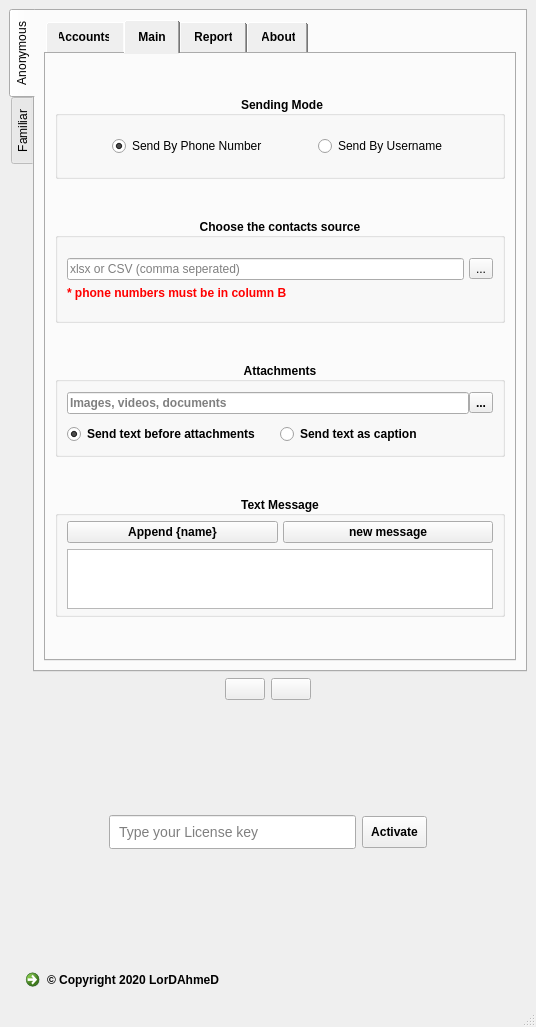
Old version of the form untitled.ui in the repository thelordahmed/telegram-sender.
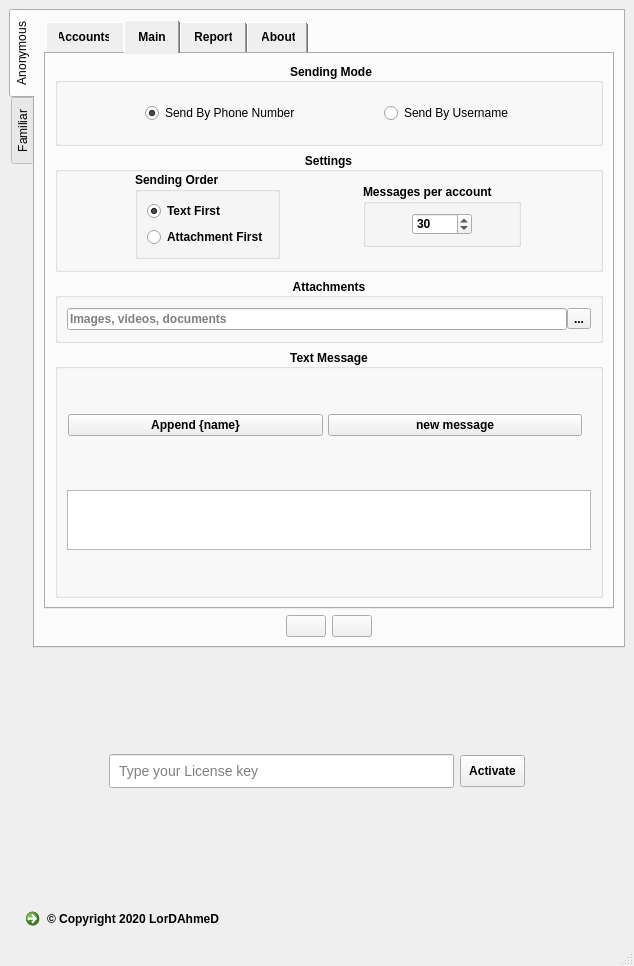
New version of the form. The open tabs and pages were chosen to show the change. Icons and pictures are not drawn.

Commit message: anonymouse sending completed

```diff
--- a/untitled.ui
+++ b/untitled.ui
@@ -6,8 +6,8 @@
    <rect>
     <x>0</x>
     <y>0</y>
-    <width>536</width>
-    <height>1027</height>
+    <width>634</width>
+    <height>966</height>
    </rect>
   </property>
   <property name="windowTitle">
@@ -28,6 +28,9 @@
         <string>Anonymous</string>
        </attribute>
        <layout class="QVBoxLayout" name="verticalLayout_9">
+        <property name="bottomMargin">
+         <number>0</number>
+        </property>
         <item>
          <widget class="QTabWidget" name="tabWidget">
           <property name="styleSheet">
@@ -39,7 +42,7 @@
 </string>
           </property>
           <property name="currentIndex">
-           <number>0</number>
+           <number>1</number>
           </property>
           <property name="iconSize">
            <size>
@@ -60,7 +63,7 @@
              <widget class="QListWidget" name="accounts_listwidget"/>
             </item>
             <item>
-             <widget class="QFrame" name="">
+             <widget class="QFrame" name="frame">
               <layout class="QHBoxLayout" name="horizontalLayout_11">
                <item>
                 <widget class="QPushButton" name="addAccount_btn">
@@ -171,91 +174,122 @@
              </widget>
             </item>
             <item>
+             <widget class="QGroupBox" name="groupBox_9">
+              <property name="sizePolicy">
+               <sizepolicy hsizetype="Preferred" vsizetype="Fixed">
+                <horstretch>0</horstretch>
+                <verstretch>0</verstretch>
+               </sizepolicy>
+              </property>
+              <property name="font">
+               <font>
+                <weight>75</weight>
+                <bold>true</bold>
+               </font>
+              </property>
+              <property name="title">
+               <string>Settings</string>
+              </property>
+              <property name="alignment">
+               <set>Qt::AlignCenter</set>
+              </property>
+              <layout class="QVBoxLayout" name="verticalLayout_17">
+               <property name="leftMargin">
+                <number>0</number>
+               </property>
+               <property name="topMargin">
+                <number>0</number>
+               </property>
+               <property name="rightMargin">
+                <number>0</number>
+               </property>
+               <property name="bottomMargin">
+                <number>0</number>
+               </property>
+               <item>
+                <layout class="QHBoxLayout" name="horizontalLayout_16">
+                 <property name="topMargin">
+                  <number>0</number>
+                 </property>
+                 <property name="bottomMargin">
+                  <number>10</number>
+                 </property>
+                 <item>
              <widget class="QGroupBox" name="groupBox">
               <property name="sizePolicy">
-               <sizepolicy hsizetype="Preferred" vsizetype="Fixed">
+                    <sizepolicy hsizetype="Fixed" vsizetype="Preferred">
                 <horstretch>0</horstretch>
                 <verstretch>0</verstretch>
                </sizepolicy>
               </property>
-              <property name="maximumSize">
-               <size>
-                <width>16777215</width>
-                <height>16777215</height>
-               </size>
-              </property>
-              <property name="font">
-               <font>
-                <family>arial</family>
-                <weight>75</weight>
-                <bold>true</bold>
-               </font>
-              </property>
-              <property name="styleSheet">
-               <string notr="true">QGroupBox{
-background:transparent;
-}</string>
-              </property>
               <property name="title">
-               <string>Choose the contacts source</string>
-              </property>
-              <property name="alignment">
-               <set>Qt::AlignCenter</set>
-              </property>
-              <property name="flat">
-               <bool>false</bool>
+                    <string>Sending Order</string>
               </property>
               <layout class="QVBoxLayout" name="verticalLayout_3">
-               <property name="topMargin">
-                <number>20</number>
-               </property>
-               <property name="bottomMargin">
-                <number>20</number>
-               </property>
                <item>
-                <layout class="QGridLayout" name="gridLayout">
-                 <property name="spacing">
-                  <number>5</number>
-                 </property>
-                 <item row="0" column="0">
-                  <layout class="QHBoxLayout" name="horizontalLayout_4">
-                   <item>
-                    <widget class="QLineEdit" name="sheet_le">
-                     <property name="readOnly">
+                     <widget class="QRadioButton" name="textFirst_rb">
+                      <property name="text">
+                       <string>Text First</string>
+                      </property>
+                      <property name="checked">
                       <bool>true</bool>
                      </property>
-                     <property name="placeholderText">
-                      <string>xlsx or CSV (comma seperated)</string>
-                     </property>
                     </widget>
                    </item>
                    <item>
-                    <widget class="QToolButton" name="sheet_btn">
+                     <widget class="QRadioButton" name="attachFirst_rb">
                      <property name="text">
-                      <string>...</string>
+                       <string>Attachment First</string>
                      </property>
                     </widget>
                    </item>
                   </layout>
+                  </widget>
                  </item>
-                </layout>
-               </item>
                <item>
-                <widget class="QLabel" name="label_5">
-                 <property name="font">
-                  <font>
-                   <family>arial</family>
-                   <weight>75</weight>
-                   <bold>true</bold>
-                  </font>
+                  <widget class="QGroupBox" name="groupBox_10">
+                   <property name="sizePolicy">
+                    <sizepolicy hsizetype="Fixed" vsizetype="Fixed">
+                     <horstretch>0</horstretch>
+                     <verstretch>0</verstretch>
+                    </sizepolicy>
+                   </property>
+                   <property name="title">
+                    <string>Messages per account</string>
+                   </property>
+                   <layout class="QHBoxLayout" name="horizontalLayout">
+                    <item>
+                     <widget class="QSpinBox" name="messages_sb">
+                      <property name="sizePolicy">
+                       <sizepolicy hsizetype="Fixed" vsizetype="Fixed">
+                        <horstretch>0</horstretch>
+                        <verstretch>0</verstretch>
+                       </sizepolicy>
+                      </property>
+                      <property name="minimumSize">
+                       <size>
+                        <width>0</width>
+                        <height>0</height>
+                       </size>
+                      </property>
+                      <property name="maximumSize">
+                       <size>
+                        <width>60</width>
+                        <height>16777215</height>
+                       </size>
                  </property>
                  <property name="styleSheet">
-                  <string notr="true">color:red</string>
-                 </property>
-                 <property name="text">
-                  <string>* phone numbers must be in column B</string>
-                 </property>
-                </widget>
+                       <string notr="true"/>
+                      </property>
+                      <property name="value">
+                       <number>30</number>
+                      </property>
+                     </widget>
+                    </item>
+                   </layout>
+                  </widget>
+                 </item>
+                </layout>
                </item>
               </layout>
              </widget>
@@ -323,40 +357,13 @@
                  </item>
                 </layout>
                </item>
-               <item row="2" column="0" colspan="2">
-                <layout class="QHBoxLayout" name="horizontalLayout_12">
-                 <property name="leftMargin">
-                  <number>0</number>
-                 </property>
-                 <property name="topMargin">
-                  <number>0</number>
-                 </property>
-                 <item>
-                  <widget class="QRadioButton" name="textFirst_rb">
-                   <property name="text">
-                    <string>Send text before attachments</string>
-                   </property>
-                   <property name="checked">
-                    <bool>true</bool>
-                   </property>
-                  </widget>
-                 </item>
-                 <item>
-                  <widget class="QRadioButton" name="textCaption_rb">
-                   <property name="text">
-                    <string>Send text as caption</string>
-                   </property>
-                  </widget>
-                 </item>
-                </layout>
-               </item>
               </layout>
              </widget>
             </item>
             <item>
              <widget class="QGroupBox" name="groupBox_5">
               <property name="sizePolicy">
-               <sizepolicy hsizetype="Preferred" vsizetype="Fixed">
+               <sizepolicy hsizetype="Preferred" vsizetype="Preferred">
                 <horstretch>0</horstretch>
                 <verstretch>0</verstretch>
                </sizepolicy>
@@ -387,15 +394,22 @@
                 <number>5</number>
                </property>
                <item>
+                <widget class="QFrame" name="">
+                 <property name="sizePolicy">
+                  <sizepolicy hsizetype="Preferred" vsizetype="Fixed">
+                   <horstretch>0</horstretch>
+                   <verstretch>0</verstretch>
+                  </sizepolicy>
+                 </property>
                 <layout class="QHBoxLayout" name="horizontalLayout_7">
                  <property name="spacing">
                   <number>5</number>
                  </property>
                  <property name="leftMargin">
-                  <number>0</number>
+                   <number>1</number>
                  </property>
                  <property name="topMargin">
-                  <number>0</number>
+                   <number>1</number>
                  </property>
                  <item>
                   <widget class="QPushButton" name="pushButton">
@@ -412,9 +426,16 @@
                   </widget>
                  </item>
                 </layout>
+                </widget>
                </item>
                <item>
                 <widget class="QPlainTextEdit" name="message_text">
+                 <property name="sizePolicy">
+                  <sizepolicy hsizetype="Expanding" vsizetype="Expanding">
+                   <horstretch>0</horstretch>
+                   <verstretch>0</verstretch>
+                  </sizepolicy>
+                 </property>
                  <property name="maximumSize">
                   <size>
                    <width>16777215</width>
@@ -439,30 +460,21 @@
            <layout class="QVBoxLayout" name="verticalLayout_2">
             <item>
              <widget class="QTableWidget" name="tableWidget">
-              <property name="editTriggers">
-               <set>QAbstractItemView::NoEditTriggers</set>
+              <property name="minimumSize">
+               <size>
+                <width>493</width>
+                <height>0</height>
+               </size>
               </property>
-              <property name="selectionMode">
-               <enum>QAbstractItemView::NoSelection</enum>
+              <property name="maximumSize">
+               <size>
+                <width>493</width>
+                <height>16777215</height>
+               </size>
               </property>
-              <property name="selectionBehavior">
-               <enum>QAbstractItemView::SelectItems</enum>
-              </property>
-              <attribute name="horizontalHeaderCascadingSectionResizes">
-               <bool>false</bool>
-              </attribute>
-              <attribute name="horizontalHeaderMinimumSectionSize">
-               <number>39</number>
-              </attribute>
-              <attribute name="horizontalHeaderDefaultSectionSize">
-               <number>125</number>
-              </attribute>
               <attribute name="horizontalHeaderStretchLastSection">
                <bool>true</bool>
               </attribute>
-              <attribute name="verticalHeaderVisible">
-               <bool>false</bool>
-              </attribute>
               <column>
                <property name="text">
                 <string>Name</string>
@@ -474,11 +486,20 @@
               </column>
               <column>
                <property name="text">
-                <string>Phone</string>
+                <string>Sender</string>
                </property>
                <property name="icon">
                 <iconset resource="../Whatsapp-bulk-sender/images.qrc">
-                 <normaloff>:/black-icons/Data/imgs/black icons/icons8-phone-500.png</normaloff>:/black-icons/Data/imgs/black icons/icons8-phone-500.png</iconset>
+                 <normaloff>:/black-icons/Data/imgs/black icons/icons8-circled-right-500.png</normaloff>:/black-icons/Data/imgs/black icons/icons8-circled-right-500.png</iconset>
+               </property>
+              </column>
+              <column>
+               <property name="text">
+                <string>Phone or ID  </string>
+               </property>
+               <property name="icon">
+                <iconset resource="../Whatsapp-bulk-sender/images.qrc">
+                 <normaloff>:/black-icons/Data/imgs/black icons/icons8-call-500.png</normaloff>:/black-icons/Data/imgs/black icons/icons8-call-500.png</iconset>
                </property>
               </column>
               <column>
@@ -492,6 +513,46 @@
               </column>
              </widget>
             </item>
+            <item>
+             <widget class="QPushButton" name="sheet_btn">
+              <property name="styleSheet">
+               <string notr="true">padding:15px 0</string>
+              </property>
+              <property name="text">
+               <string>Import Contacts</string>
+              </property>
+              <property name="icon">
+               <iconset resource="../Whatsapp-bulk-sender/images.qrc">
+                <normaloff>:/black-icons/Data/imgs/black icons/icons8-hospital-500.png</normaloff>:/black-icons/Data/imgs/black icons/icons8-hospital-500.png</iconset>
+              </property>
+              <property name="iconSize">
+               <size>
+                <width>20</width>
+                <height>20</height>
+               </size>
+              </property>
+             </widget>
+            </item>
+            <item alignment="Qt::AlignHCenter">
+             <widget class="QPushButton" name="newSession_btn">
+              <property name="sizePolicy">
+               <sizepolicy hsizetype="Fixed" vsizetype="Fixed">
+                <horstretch>0</horstretch>
+                <verstretch>0</verstretch>
+               </sizepolicy>
+              </property>
+              <property name="styleSheet">
+               <string notr="true">padding:10px 20px</string>
+              </property>
+              <property name="text">
+               <string>Start New Session</string>
+              </property>
+              <property name="icon">
+               <iconset resource="../Whatsapp-bulk-sender/images.qrc">
+                <normaloff>:/black-icons/Data/imgs/black icons/icons8-trash-can-500.png</normaloff>:/black-icons/Data/imgs/black icons/icons8-trash-can-500.png</iconset>
+              </property>
+             </widget>
+            </item>
            </layout>
           </widget>
           <widget class="QWidget" name="about">
@@ -575,6 +636,67 @@
           </widget>
          </widget>
         </item>
+        <item alignment="Qt::AlignHCenter">
+         <widget class="QFrame" name="horizontalFrame">
+          <property name="sizePolicy">
+           <sizepolicy hsizetype="Fixed" vsizetype="Fixed">
+            <horstretch>0</horstretch>
+            <verstretch>0</verstretch>
+           </sizepolicy>
+          </property>
+          <layout class="QHBoxLayout" name="horizontalLayout_10">
+           <property name="topMargin">
+            <number>0</number>
+           </property>
+           <item>
+            <widget class="QPushButton" name="start_btn">
+             <property name="maximumSize">
+              <size>
+               <width>16777215</width>
+               <height>45</height>
+              </size>
+             </property>
+             <property name="text">
+              <string/>
+             </property>
+             <property name="icon">
+              <iconset resource="../Whatsapp-bulk-sender/images.qrc">
+               <normaloff>:/black-icons/Data/imgs/black icons/icons8-play-500.png</normaloff>:/black-icons/Data/imgs/black icons/icons8-play-500.png</iconset>
+             </property>
+             <property name="iconSize">
+              <size>
+               <width>34</width>
+               <height>48</height>
+              </size>
+             </property>
+            </widget>
+           </item>
+           <item>
+            <widget class="QPushButton" name="stop_btn">
+             <property name="maximumSize">
+              <size>
+               <width>16777215</width>
+               <height>45</height>
+              </size>
+             </property>
+             <property name="text">
+              <string/>
+             </property>
+             <property name="icon">
+              <iconset resource="../Whatsapp-bulk-sender/images.qrc">
+               <normaloff>:/black-icons/Data/imgs/black icons/icons8-stop-500.png</normaloff>:/black-icons/Data/imgs/black icons/icons8-stop-500.png</iconset>
+             </property>
+             <property name="iconSize">
+              <size>
+               <width>38</width>
+               <height>37</height>
+              </size>
+             </property>
+            </widget>
+           </item>
+          </layout>
+         </widget>
+        </item>
        </layout>
       </widget>
       <widget class="QWidget" name="familiar">
@@ -582,6 +704,9 @@
         <string>Familiar</string>
        </attribute>
        <layout class="QVBoxLayout" name="verticalLayout_15">
+        <property name="bottomMargin">
+         <number>0</number>
+        </property>
         <item>
          <widget class="QTabWidget" name="tabWidget_2">
           <property name="styleSheet">
@@ -610,6 +735,15 @@
             <string>Main</string>
            </attribute>
            <layout class="QVBoxLayout" name="verticalLayout_11" stretch="0,0,0,1">
+            <property name="spacing">
+             <number>0</number>
+            </property>
+            <property name="topMargin">
+             <number>12</number>
+            </property>
+            <property name="bottomMargin">
+             <number>0</number>
+            </property>
             <item>
              <widget class="QGroupBox" name="groupBox_6">
               <property name="sizePolicy">
@@ -686,92 +820,49 @@
             </item>
             <item>
              <widget class="QGroupBox" name="groupBox_2">
-              <property name="sizePolicy">
-               <sizepolicy hsizetype="Preferred" vsizetype="Fixed">
-                <horstretch>0</horstretch>
-                <verstretch>0</verstretch>
-               </sizepolicy>
-              </property>
-              <property name="maximumSize">
-               <size>
-                <width>16777215</width>
-                <height>16777215</height>
-               </size>
-              </property>
               <property name="font">
                <font>
-                <family>arial</family>
                 <weight>75</weight>
                 <bold>true</bold>
                </font>
               </property>
-              <property name="styleSheet">
-               <string notr="true">QGroupBox{
-background:transparent;
-}</string>
-              </property>
               <property name="title">
-               <string>Choose the contacts source</string>
+               <string>Settings</string>
               </property>
               <property name="alignment">
                <set>Qt::AlignCenter</set>
               </property>
-              <property name="flat">
-               <bool>false</bool>
+              <layout class="QHBoxLayout" name="horizontalLayout_4">
+               <item>
+                <widget class="QGroupBox" name="groupBox_11">
+                 <property name="sizePolicy">
+                  <sizepolicy hsizetype="Fixed" vsizetype="Preferred">
+                   <horstretch>0</horstretch>
+                   <verstretch>0</verstretch>
+                  </sizepolicy>
+                 </property>
+                 <property name="title">
+                  <string>Sending Order</string>
               </property>
               <layout class="QVBoxLayout" name="verticalLayout_4">
-               <property name="topMargin">
-                <number>20</number>
-               </property>
-               <property name="bottomMargin">
-                <number>20</number>
-               </property>
                <item>
-                <layout class="QGridLayout" name="gridLayout_2">
-                 <property name="spacing">
-                  <number>5</number>
-                 </property>
-                 <item row="0" column="0">
-                  <layout class="QHBoxLayout" name="horizontalLayout_6">
-                   <item>
-                    <widget class="QLineEdit" name="sheet_le_2">
-                     <property name="readOnly">
+                   <widget class="QRadioButton" name="textFirst_rb_2">
+                    <property name="text">
+                     <string>Text First</string>
+                    </property>
+                    <property name="checked">
                       <bool>true</bool>
                      </property>
-                     <property name="placeholderText">
-                      <string>xlsx or CSV (comma seperated)</string>
-                     </property>
-                     <property name="ahmed" stdset="0">
-                      <string>asd</string>
-                     </property>
                     </widget>
                    </item>
                    <item>
-                    <widget class="QToolButton" name="sheet_btn_2">
+                   <widget class="QRadioButton" name="attachFirst_rb_2">
                      <property name="text">
-                      <string>...</string>
+                     <string>Attachment First</string>
                      </property>
                     </widget>
                    </item>
                   </layout>
-                 </item>
-                </layout>
-               </item>
-               <item>
-                <widget class="QLabel" name="label_6">
-                 <property name="font">
-                  <font>
-                   <family>arial</family>
-                   <weight>75</weight>
-                   <bold>true</bold>
-                  </font>
-                 </property>
-                 <property name="styleSheet">
-                  <string notr="true">color:red</string>
-                 </property>
-                 <property name="text">
-                  <string>* phone numbers must be in column B</string>
-                 </property>
                 </widget>
                </item>
               </layout>
@@ -840,33 +931,6 @@
                  </item>
                 </layout>
                </item>
-               <item row="2" column="0" colspan="2">
-                <layout class="QHBoxLayout" name="horizontalLayout_14">
-                 <property name="leftMargin">
-                  <number>0</number>
-                 </property>
-                 <property name="topMargin">
-                  <number>0</number>
-                 </property>
-                 <item>
-                  <widget class="QRadioButton" name="textFirst_rb_2">
-                   <property name="text">
-                    <string>Send text before attachments</string>
-                   </property>
-                   <property name="checked">
-                    <bool>true</bool>
-                   </property>
-                  </widget>
-                 </item>
-                 <item>
-                  <widget class="QRadioButton" name="textCaption_rb_2">
-                   <property name="text">
-                    <string>Send text as caption</string>
-                   </property>
-                  </widget>
-                 </item>
-                </layout>
-               </item>
               </layout>
              </widget>
             </item>
@@ -991,7 +1055,7 @@
               </column>
               <column>
                <property name="text">
-                <string>Phone</string>
+                <string>Phone or ID</string>
                </property>
                <property name="icon">
                 <iconset resource="../Whatsapp-bulk-sender/images.qrc">
@@ -1009,6 +1073,46 @@
               </column>
              </widget>
             </item>
+            <item>
+             <widget class="QPushButton" name="sheet_btn_2">
+              <property name="styleSheet">
+               <string notr="true">padding:15px 0</string>
+              </property>
+              <property name="text">
+               <string>Import Contacts</string>
+              </property>
+              <property name="icon">
+               <iconset resource="../Whatsapp-bulk-sender/images.qrc">
+                <normaloff>:/black-icons/Data/imgs/black icons/icons8-hospital-500.png</normaloff>:/black-icons/Data/imgs/black icons/icons8-hospital-500.png</iconset>
+              </property>
+              <property name="iconSize">
+               <size>
+                <width>20</width>
+                <height>20</height>
+               </size>
+              </property>
+             </widget>
+            </item>
+            <item alignment="Qt::AlignHCenter">
+             <widget class="QPushButton" name="newSession_btn_2">
+              <property name="sizePolicy">
+               <sizepolicy hsizetype="Fixed" vsizetype="Fixed">
+                <horstretch>0</horstretch>
+                <verstretch>0</verstretch>
+               </sizepolicy>
+              </property>
+              <property name="styleSheet">
+               <string notr="true">padding:10px 20px</string>
+              </property>
+              <property name="text">
+               <string>Start New Session</string>
+              </property>
+              <property name="icon">
+               <iconset resource="../Whatsapp-bulk-sender/images.qrc">
+                <normaloff>:/black-icons/Data/imgs/black icons/icons8-trash-can-500.png</normaloff>:/black-icons/Data/imgs/black icons/icons8-trash-can-500.png</iconset>
+              </property>
+             </widget>
+            </item>
            </layout>
           </widget>
           <widget class="QWidget" name="about_2">
@@ -1092,24 +1196,23 @@
           </widget>
          </widget>
         </item>
-       </layout>
-      </widget>
-     </widget>
-    </item>
     <item alignment="Qt::AlignHCenter">
-     <widget class="QFrame" name="horizontalFrame">
+         <widget class="QFrame" name="horizontalFrame_2">
       <property name="sizePolicy">
        <sizepolicy hsizetype="Fixed" vsizetype="Fixed">
         <horstretch>0</horstretch>
         <verstretch>0</verstretch>
        </sizepolicy>
       </property>
-      <layout class="QHBoxLayout" name="horizontalLayout_10">
+          <layout class="QHBoxLayout" name="horizontalLayout_15">
        <property name="topMargin">
         <number>0</number>
        </property>
+           <property name="bottomMargin">
+            <number>10</number>
+           </property>
        <item>
-        <widget class="QPushButton" name="start_btn">
+            <widget class="QPushButton" name="start_btn_2">
          <property name="maximumSize">
           <size>
            <width>16777215</width>
@@ -1132,7 +1235,7 @@
         </widget>
        </item>
        <item>
-        <widget class="QPushButton" name="stop_btn">
+            <widget class="QPushButton" name="stop_btn_2">
          <property name="maximumSize">
           <size>
            <width>16777215</width>
@@ -1155,6 +1258,10 @@
         </widget>
        </item>
       </layout>
+         </widget>
+        </item>
+       </layout>
+      </widget>
      </widget>
     </item>
     <item>
@@ -1244,7 +1351,7 @@
      </widget>
     </item>
     <item>
-     <widget class="QFrame" name="">
+     <widget class="QFrame" name="frame">
       <layout class="QHBoxLayout" name="horizontalLayout_13">
        <property name="topMargin">
         <number>1</number>
```
Lines whose indentation alone changed are shown as unchanged. The commit also changes 7 other files.
